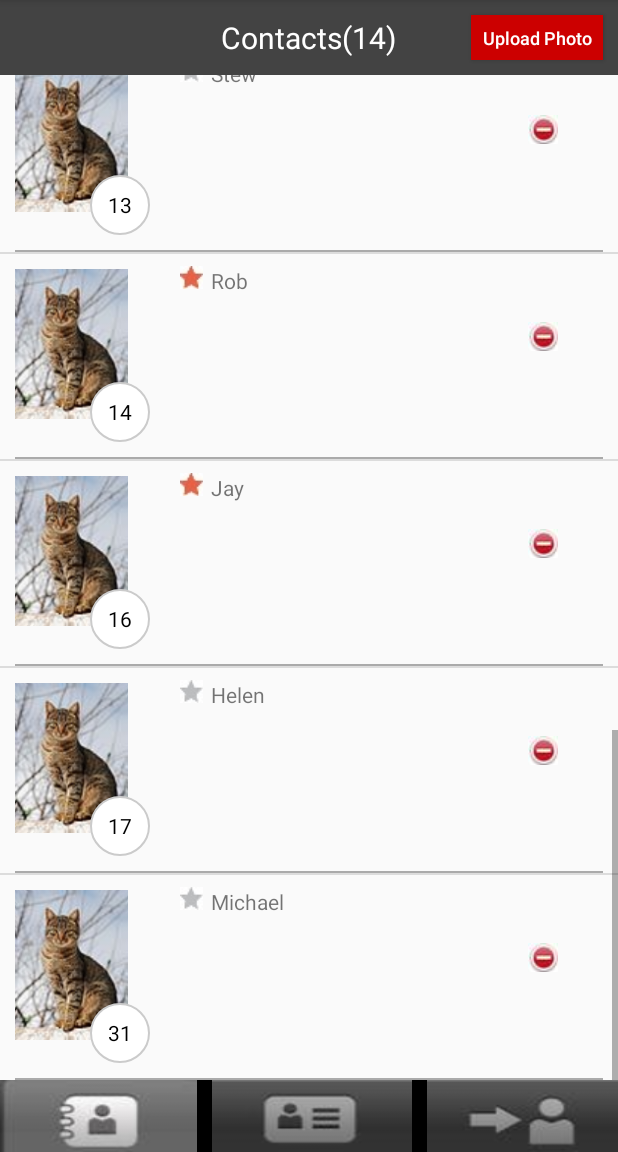
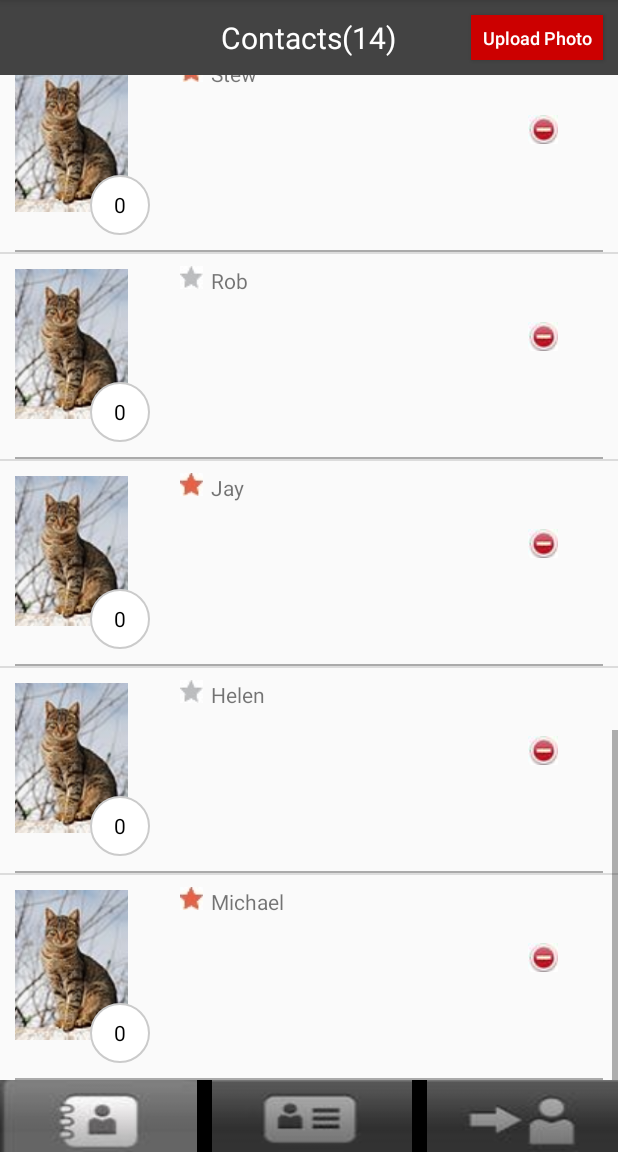
Before and after one commit to Daemio/MyContacts, an Android app: the screen it shows after launch (MainActivity), scrolled down 1406 dp, on a phone screen of 412 x 824 dp, the part 84-1236 px from its top. Run offline under Robolectric (Android 15) with nearby library versions, the phone set to English and light mode, and no system bars.

Commit message:
Some DB issues

```diff
--- /dev/null
+++ b/app/src/main/java/com/example/damian/mycontacts/TheApplication.java
@@ -0,0 +1,21 @@
+package com.example.damian.mycontacts;
+
+import android.app.Application;
+
+/**
+ * Created by Admin on 09.10.2015.
+ */
+public class TheApplication extends Application {
+
+    private static TheApplication instance;
+
+    public static TheApplication getInstance() {
+        return instance;
+    }
+
+    @Override
+    public void onCreate() {
+        super.onCreate();
+        instance = this;
+    }
+}
--- a/app/src/main/java/com/example/damian/mycontacts/model/UserData.java
+++ b/app/src/main/java/com/example/damian/mycontacts/model/UserData.java
@@ -4,17 +4,27 @@ package com.example.damian.mycontacts.model;
  * Created by Admin on 01.10.2015.
  */
 public class UserData {
+    int id;
     String description;
-    String number;
+    String imagePath;
     boolean favorite;
-    String imagePath;
 
-    public UserData(String description, String number, boolean favorite, String imagePath) {
+
+    public UserData(int id, String description, String imagePath, boolean favorite) {
+        this.id = id;
         this.description = description;
-        this.number = number;
         this.favorite = favorite;
         this.imagePath = imagePath;
     }
+
+
+    public UserData(String description, String imagePath, boolean favorite) {
+        this.description = description;
+        this.favorite = favorite;
+        this.imagePath = imagePath;
+    }
+
+
 
     public String getDescription() {
         return description;
@@ -24,12 +34,12 @@ public class UserData {
         this.description = description;
     }
 
-    public String getNumber() {
-        return number;
+    public int getId() {
+        return id;
     }
 
-    public void setNumber(String number) {
-        this.number = number;
+    public void setId(int id) {
+        this.id = id;
     }
 
     public boolean isFavorite() {
@@ -47,4 +57,38 @@ public class UserData {
     public void setImagePath(String imagePath) {
         this.imagePath = imagePath;
     }
+
+    @Override
+    public boolean equals(Object o) {
+        if (this == o) return true;
+        if (!(o instanceof UserData)) return false;
+
+        UserData userData = (UserData) o;
+
+        //if (getId() != userData.getId()) return false; //to avoid
+        if (isFavorite() != userData.isFavorite()) return false;
+        if (getDescription() != null ? !getDescription().equals(userData.getDescription()) : userData.getDescription() != null)
+            return false;
+        return !(getImagePath() != null ? !getImagePath().equals(userData.getImagePath()) : userData.getImagePath() != null);
+
+    }
+
+    @Override
+    public int hashCode() {
+        int result = getId();
+        result = 31 * result + (getDescription() != null ? getDescription().hashCode() : 0);
+        result = 31 * result + (getImagePath() != null ? getImagePath().hashCode() : 0);
+        result = 31 * result + (isFavorite() ? 1 : 0);
+        return result;
+    }
+
+    @Override
+    public String toString() {
+        return "UserData{" +
+                "id=" + id +
+                ", description='" + description + '\'' +
+                ", imagePath='" + imagePath + '\'' +
+                ", favorite=" + favorite +
+                '}';
+    }
 }
--- a/app/src/main/java/com/example/damian/mycontacts/MainActivity.java
+++ b/app/src/main/java/com/example/damian/mycontacts/view/MainActivity.java
@@ -1,4 +1,4 @@
-package com.example.damian.mycontacts;
+package com.example.damian.mycontacts.view;
 
 import android.content.Intent;
 import android.graphics.Bitmap;
@@ -12,8 +12,9 @@ import android.widget.ListView;
 import android.widget.TextView;
 import android.widget.Toast;
 
-import com.example.damian.mycontacts.adapter.MyArrayAdapter;
-import com.example.damian.mycontacts.dialog.ChooseDialog;
+import com.example.damian.mycontacts.R;
+import com.example.damian.mycontacts.view.adapter.MyArrayAdapter;
+import com.example.damian.mycontacts.view.dialog.ChooseDialog;
 import com.example.damian.mycontacts.model.UserData;
 
 import java.util.ArrayList;
@@ -53,20 +54,20 @@ public class MainActivity extends AppCompatActivity {
 
         // массив данных
         ArrayList data = new ArrayList<UserData>();
-        data.add(new UserData("Ann", "1", true, null));
-        data.add(new UserData("Andrew", "2", true, null));
-        data.add(new UserData("Damian", "3", false, null));
-        data.add(new UserData("Den", "4", true, null));
-        data.add(new UserData("Sam", "5", false, null));
-        data.add(new UserData("Bill", "6", true, null));
-        data.add(new UserData("Tom", "7", true, null));
-        data.add(new UserData("Caren", "8", false, null));
-        data.add(new UserData("Michael", "11", false, null));
-        data.add(new UserData("Stew", "13", false, null));
-        data.add(new UserData("Rob", "14", true, null));
-        data.add(new UserData("Jay", "16", true, null));
-        data.add(new UserData("Helen", "17", false, null));
-        data.add(new UserData("Michael", "31", false, null));
+        data.add(new UserData("Ann", null, true));
+        data.add(new UserData("Andrew", null, true));
+        data.add(new UserData("Damian", null, false));
+        data.add(new UserData("Den", null, true));
+        data.add(new UserData("Sam",null, true));
+        data.add(new UserData("Bill", null, false));
+        data.add(new UserData("Tom", null, true));
+        data.add(new UserData("Caren", null, false));
+        data.add(new UserData("Michael",null, false));
+        data.add(new UserData("Stew", null, true));
+        data.add(new UserData("Rob", null, false));
+        data.add(new UserData("Jay", null, true));
+        data.add(new UserData("Helen", null, false));
+        data.add(new UserData("Michael", null, true));
 
         // создаем адаптер
         MyArrayAdapter sAdapter = new MyArrayAdapter(this, R.layout.item);
--- a/app/src/main/java/com/example/damian/mycontacts/adapter/MyArrayAdapter.java
+++ b/app/src/main/java/com/example/damian/mycontacts/view/adapter/MyArrayAdapter.java
@@ -1,4 +1,4 @@
-package com.example.damian.mycontacts.adapter;
+package com.example.damian.mycontacts.view.adapter;
 
 import android.content.Context;
 import android.view.LayoutInflater;
@@ -29,7 +29,7 @@ public class MyArrayAdapter extends ArrayAdapter<UserData> {
         //then fill it
 
         ((CheckBox) convertView.findViewById(R.id.checkBoxFavorite)).setChecked(data.isFavorite());
-        ((TextView) convertView.findViewById(R.id.tvNumber)).setText(data.getNumber());
+        ((TextView) convertView.findViewById(R.id.tvNumber)).setText(""+data.getId());
         ((TextView) convertView.findViewById(R.id.tvDescription)).setText(data.getDescription());
         ((ImageView) convertView.findViewById(R.id.imageView)).setBackgroundResource(R.drawable.simple); //toFix
 
--- a/app/src/main/java/com/example/damian/mycontacts/adapter/MySimpleAdapter.java
+++ b/app/src/main/java/com/example/damian/mycontacts/view/adapter/MySimpleAdapter.java
@@ -1,4 +1,4 @@
-package com.example.damian.mycontacts.adapter;
+package com.example.damian.mycontacts.view.adapter;
 
 import android.content.Context;
 import android.widget.ImageView;
--- a/app/src/main/java/com/example/damian/mycontacts/dialog/ChooseDialog.java
+++ b/app/src/main/java/com/example/damian/mycontacts/view/dialog/ChooseDialog.java
@@ -1,12 +1,9 @@
-package com.example.damian.mycontacts.dialog;
+package com.example.damian.mycontacts.view.dialog;
 
 import android.app.Dialog;
 import android.content.Context;
 import android.os.Bundle;
 import android.view.View;
-import android.view.Window;
-import android.widget.LinearLayout;
-import android.widget.TextView;
 
 import com.example.damian.mycontacts.R;
 
--- a/app/src/main/res/layout-land/body_land.xml
+++ b/app/src/main/res/layout-land/body_land.xml
@@ -43,6 +43,8 @@
             android:layout_margin="10dp"
             android:background="@drawable/btn_tab_btn"
             android:text="Delete Text"
+            android:textColor="@android:color/white"
+            android:enabled="false"
             android:textAllCaps="false" />
 
         <TextView
--- a/app/src/main/res/layout/body.xml
+++ b/app/src/main/res/layout/body.xml
@@ -42,7 +42,9 @@
             android:layout_alignParentStart="true"
             android:layout_margin="10dp"
             android:background="@drawable/btn_tab_btn"
+            android:textColor="@android:color/white"
             android:text="Delete Text"
+            android:enabled="false"
             android:textAllCaps="false" />
 
         <TextView
```
Also changed, not shown: app/src/main/AndroidManifest.xml (+5 -3 lines), app/src/main/java/com/example/damian/mycontacts/database/DBGateWay.java (added, +74 -0 lines), app/src/main/java/com/example/damian/mycontacts/database/DBUtils.java (added, +50 -0 lines), app/src/main/java/com/example/damian/mycontacts/database/MyDBHelper.java (added, +54 -0 lines), app/src/main/java/com/example/damian/mycontacts/view/AddContactActivity.java (renamed from app/src/main/java/com/example/damian/mycontacts/AddContactActivity.java, +28 -3 lines), 1 other file.
